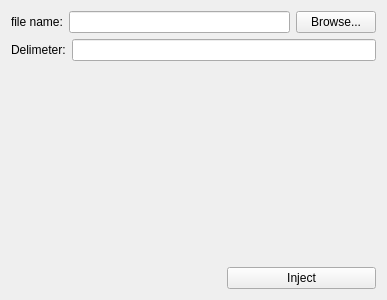
Old version of the form plugins/report/dataset/csv/csvdataseteditor.ui in the repository shujaatak/exaro.
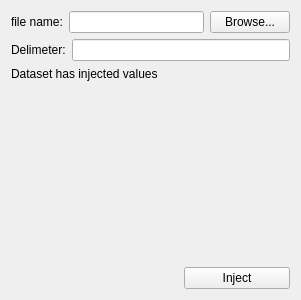
New version of the form.

Commit message: CSV Dataset plugin done (?)

```diff
--- a/plugins/report/dataset/csv/csvdataseteditor.ui
+++ b/plugins/report/dataset/csv/csvdataseteditor.ui
@@ -6,7 +6,7 @@
    <rect>
     <x>0</x>
     <y>0</y>
-    <width>387</width>
+    <width>301</width>
     <height>300</height>
    </rect>
   </property>
@@ -68,7 +68,14 @@
      </property>
     </widget>
    </item>
-   <item row="2" column="2">
+   <item row="2" column="0" colspan="2">
+    <widget class="QLabel" name="l_injected">
+     <property name="text">
+      <string>Dataset has injected values</string>
+     </property>
+    </widget>
+   </item>
+   <item row="3" column="1">
     <spacer name="verticalSpacer">
      <property name="orientation">
       <enum>Qt::Vertical</enum>
@@ -81,7 +88,7 @@
      </property>
     </spacer>
    </item>
-   <item row="3" column="0" colspan="2">
+   <item row="4" column="0" colspan="2">
     <spacer name="horizontalSpacer">
      <property name="orientation">
       <enum>Qt::Horizontal</enum>
@@ -94,7 +101,7 @@
      </property>
     </spacer>
    </item>
-   <item row="3" column="2">
+   <item row="4" column="2">
     <widget class="QPushButton" name="bInject">
      <property name="toolTip">
       <string>Inject data from file inside report file</string>
```
The commit also changes 6 other files.
